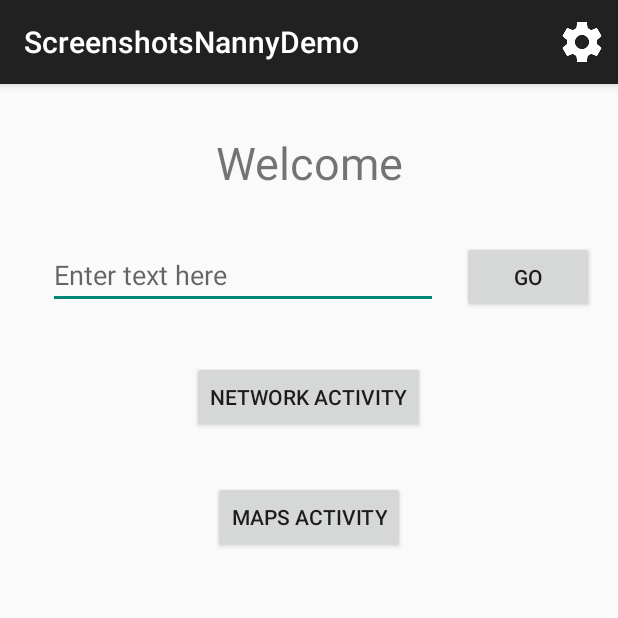
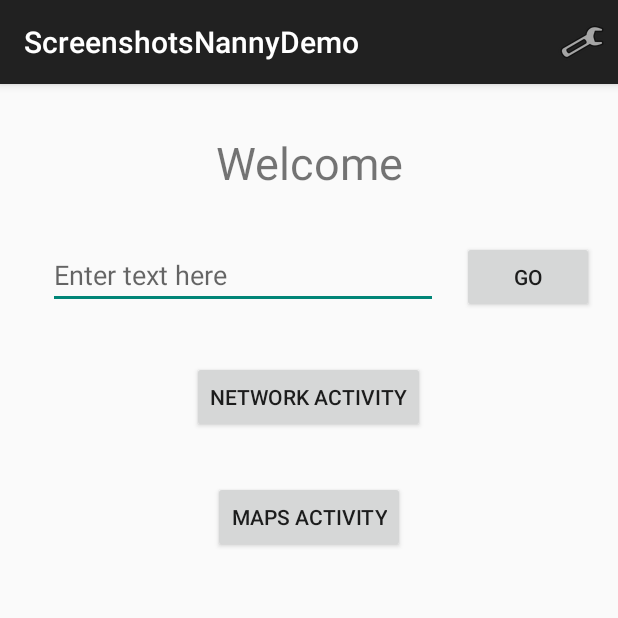
Before and after one commit to thyrlian/ScreenshotsNanny, an Android app: the screen it shows after launch (MainActivity), on a phone screen of 412 x 824 dp, the top half of it. Run offline under Robolectric (Android 15) with nearby library versions, the phone set to English and light mode, and no system bars.

Commit message:
Replace settings icon by default android one

```diff
--- a/demo/src/main/res/menu/main.xml
+++ b/demo/src/main/res/menu/main.xml
@@ -4,7 +4,7 @@
 
     <item
         android:id="@+id/action_settings"
-        android:icon="@drawable/ic_settings"
+        android:icon="@android:drawable/ic_menu_manage"
         android:title="@string/menu_action_settings"
         app:showAsAction="always" />
 
```
Also changed, not shown: demo/src/main/res/drawable/ic_settings.png (deleted).
